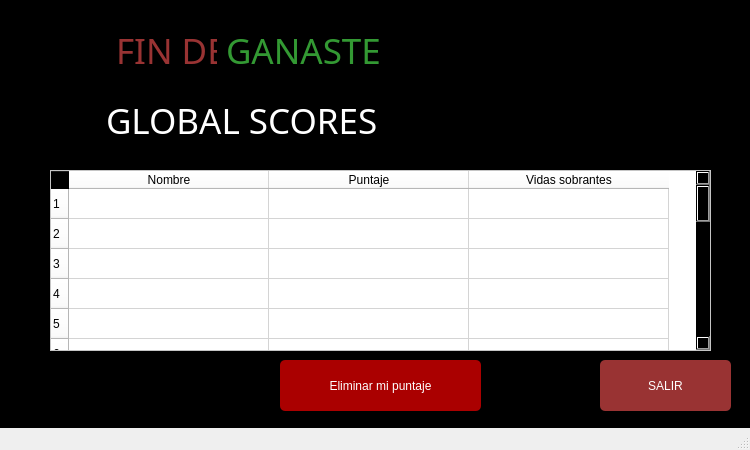
The window that endgame.ui (javierjose1224/Proyecto_final) describes before a commit, drawn with Qt 5.
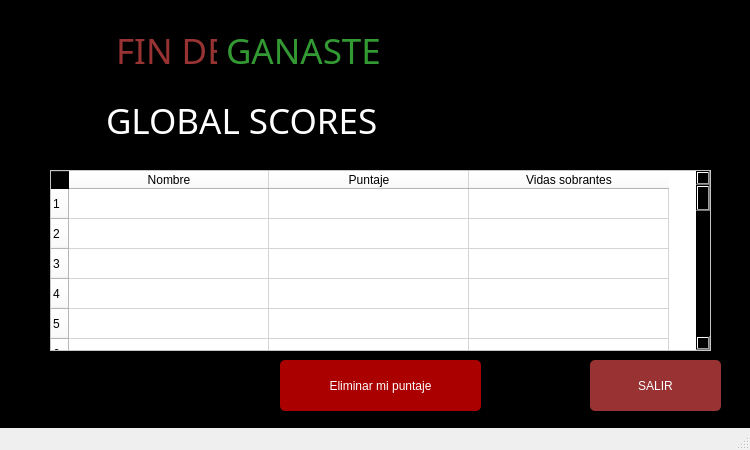
The same window after the commit.

Commit message: Arreglo ventanas

Patch:
```diff
--- a/endgame.ui
+++ b/endgame.ui
@@ -101,6 +101,9 @@
      </property>
     </widget>
     <widget class="QTableWidget" name="tabla">
+     <property name="enabled">
+      <bool>true</bool>
+     </property>
      <property name="geometry">
       <rect>
        <x>50</x>
@@ -215,7 +218,7 @@
 </string>
      </property>
      <property name="rowCount">
-      <number>20</number>
+      <number>50</number>
      </property>
      <property name="columnCount">
       <number>3</number>
@@ -246,10 +249,47 @@
      <row/>
      <row/>
      <row/>
+     <row/>
+     <row/>
+     <row/>
+     <row/>
+     <row/>
+     <row/>
+     <row/>
+     <row/>
+     <row/>
+     <row/>
+     <row/>
+     <row/>
+     <row/>
+     <row/>
+     <row/>
+     <row/>
+     <row/>
+     <row/>
+     <row/>
+     <row/>
+     <row/>
+     <row/>
+     <row/>
+     <row/>
+     <row/>
+     <row/>
+     <row/>
+     <row/>
+     <row/>
+     <row/>
      <column>
       <property name="text">
        <string>Nombre</string>
       </property>
+      <property name="background">
+       <color>
+        <red>36</red>
+        <green>134</green>
+        <blue>134</blue>
+       </color>
+      </property>
      </column>
      <column>
       <property name="text">
@@ -265,7 +305,7 @@
     <widget class="QPushButton" name="SALIR">
      <property name="geometry">
       <rect>
-       <x>600</x>
+       <x>590</x>
        <y>360</y>
        <width>131</width>
        <height>51</height>
```
Left out of the diff: 4 changed lines with no effect on the pictures. The commit also changes 5 other files.
